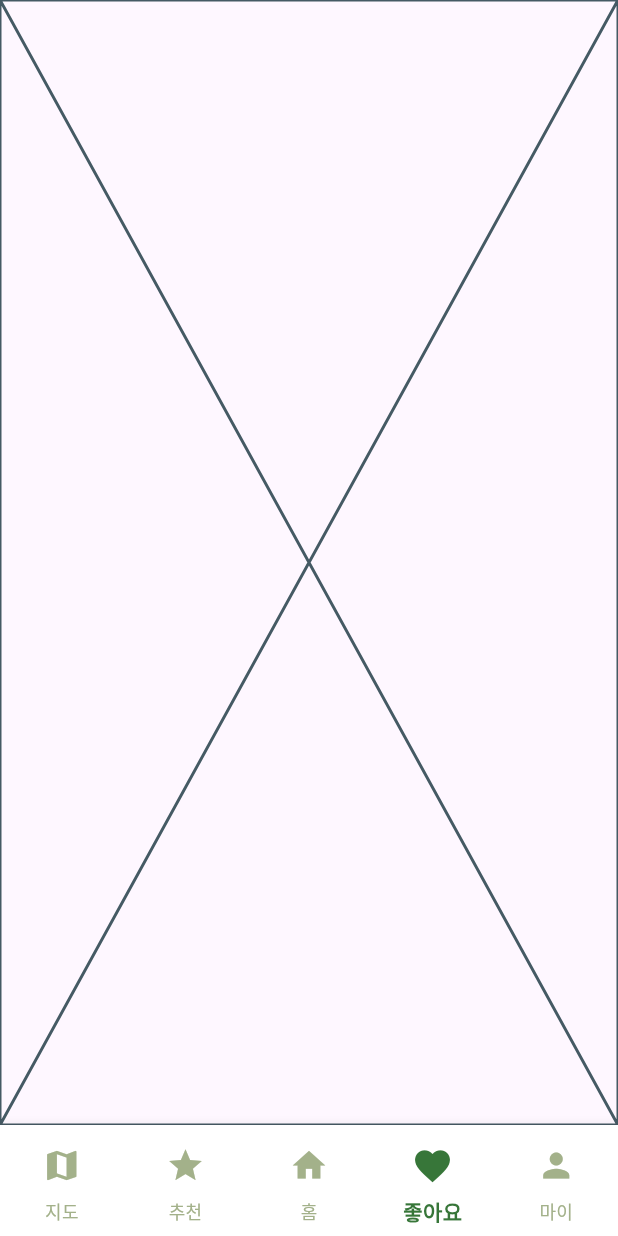
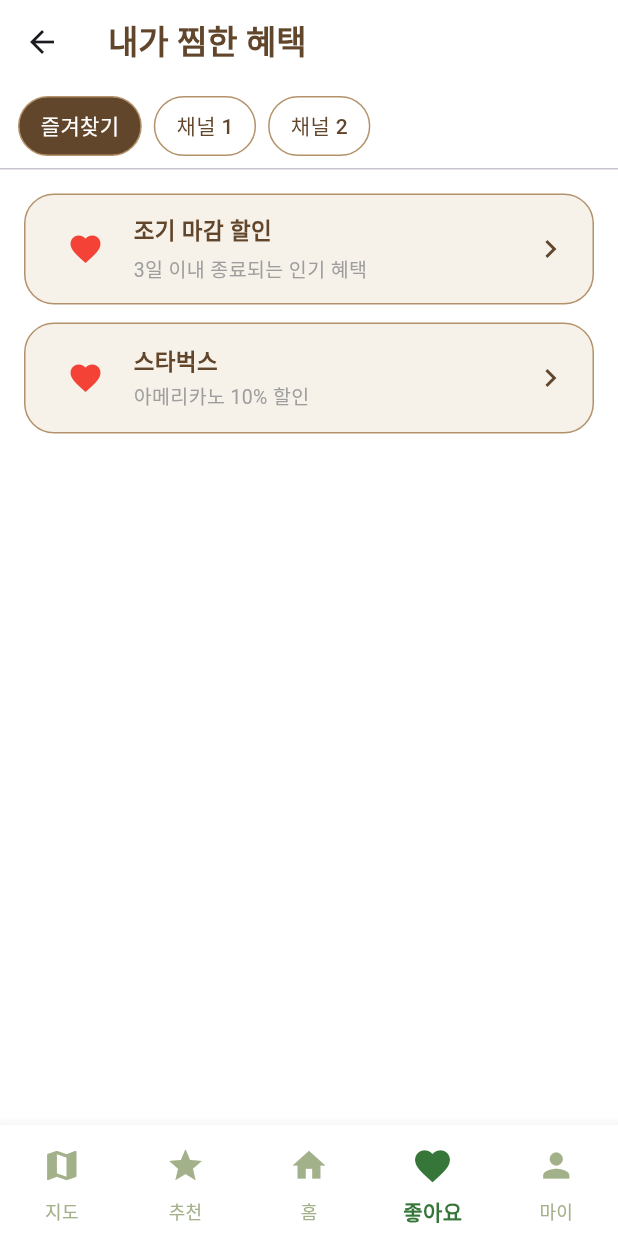
Before and after one commit to kwonsj0825/InfoTree_frontend, a Flutter app: the MainScreen screen opened by its route, item 4 of the bottom bar chosen, on a phone screen of 412 x 824 dp. Run offline on Flutter 3.47's test engine with Material 3 defaults, Android fonts, the phone set to English and light mode, and no system bars; our stand-ins replace flutter_rating_bar, geocoding, google_maps_flutter.

Commit message:
feat: 좋아요 탭 구현

```diff
--- a/lib/models/benefit.dart
+++ b/lib/models/benefit.dart
@@ -62,6 +62,7 @@ final List<Benefit> dummyBenefits = [
     ownerId: 1,
     isPrivate: false,
     categories: ['education'],
+    channelId: 1,
     likes: 0,
     latitude: 37.5665,
     longitude: 126.9780,
@@ -75,6 +76,7 @@ final List<Benefit> dummyBenefits = [
     ownerId: 1,
     isPrivate: false,
     categories: ['finance'],
+    channelId: 2,
     likes: 0,
   ),
   Benefit(
@@ -86,6 +88,7 @@ final List<Benefit> dummyBenefits = [
     ownerId: 1,
     isPrivate: false,
     categories: ['cafe'],
+    channelId: 2,
     likes: 0,
   ),
 ];
--- a/lib/models/user.dart
+++ b/lib/models/user.dart
@@ -34,6 +34,6 @@ User dummyUser = User(
   major: ['컴퓨터공학'],
   channel: [],
   keywords: [],
-  likes: [],
+  likes: [1, 3],
   password: 'pass1234',
 );
--- /dev/null
+++ b/lib/screens/likes_screen.dart
@@ -0,0 +1,176 @@
+import 'package:flutter/material.dart';
+import '../models/benefit.dart';
+import '../models/user.dart';
+import 'benefit_detail_screen.dart';
+
+class LikesScreen extends StatefulWidget {
+  final List<Benefit> allBenefits;
+
+  const LikesScreen({super.key, required this.allBenefits});
+
+  @override
+  State<LikesScreen> createState() => _LikesScreenState();
+}
+
+class _LikesScreenState extends State<LikesScreen> {
+  late List<Benefit> likedBenefits;
+  dynamic selectedChannelId = 'all'; // 기본값: 전체
+  List<dynamic> channelIds = [];
+
+  @override
+  void initState() {
+    super.initState();
+    likedBenefits = widget.allBenefits
+        .where((b) => dummyUser.likes.contains(b.id))
+        .toList();
+
+    // 중복 없이 channelId 모으기
+    final uniqueIds = likedBenefits
+        .map((b) => b.channelId)
+        .where((id) => id != null)
+        .toSet()
+        .toList();
+    channelIds = ['all', ...uniqueIds]; // 'all' 포함
+  }
+
+  void _unlike(Benefit benefit) {
+    setState(() {
+      dummyUser.likes.remove(benefit.id);
+      likedBenefits.removeWhere((b) => b.id == benefit.id);
+    });
+  }
+
+  @override
+  Widget build(BuildContext context) {
+    final filtered = selectedChannelId == 'all'
+        ? likedBenefits
+        : likedBenefits.where((b) => b.channelId == selectedChannelId).toList();
+
+    return Scaffold(
+      backgroundColor: Colors.white,
+      appBar: AppBar(
+        title: const Text(
+          '내가 찜한 혜택',
+          style: TextStyle(
+            color: Color(0xFF62462B),
+            fontSize: 22,
+            fontWeight: FontWeight.bold,
+          ),
+        ),
+        backgroundColor: Colors.white,
+      ),
+      body: Column(
+        children: [
+          // 상단 필터 바
+          Container(
+            height: 40,
+            margin: const EdgeInsets.symmetric(vertical: 8),
+            padding: const EdgeInsets.symmetric(horizontal: 12),
+            child: ListView.separated(
+              scrollDirection: Axis.horizontal,
+              itemCount: channelIds.length,
+              separatorBuilder: (_, __) => const SizedBox(width: 8),
+              itemBuilder: (context, index) {
+                final id = channelIds[index];
+                final isSelected = selectedChannelId == id;
+
+                return GestureDetector(
+                  onTap: () {
+                    setState(() => selectedChannelId = id);
+                  },
+                  child: Container(
+                    padding: const EdgeInsets.symmetric(horizontal: 14, vertical: 8),
+                    decoration: BoxDecoration(
+                      color: isSelected ? const Color(0xFF62462B) : Colors.white,
+                      borderRadius: BorderRadius.circular(20),
+                      border: Border.all(color: const Color(0xFFB3926B)),
+                    ),
+                    child: Text(
+                      id == 'all' ? '즐겨찾기' : '채널 $id',
+                      style: TextStyle(
+                        color: isSelected ? Colors.white : const Color(0xFF62462B),
+                        fontWeight: FontWeight.w500,
+                      ),
+                    ),
+                  ),
+                );
+              },
+            ),
+          ),
+
+          const Divider(height: 1),
+
+          // 좋아요 리스트
+          Expanded(
+            child: filtered.isEmpty
+                ? const Center(
+              child: Text(
+                '찜한 혜택이 없습니다 😅',
+                style: TextStyle(fontSize: 14, color: Colors.grey),
+              ),
+            )
+                : ListView.builder(
+              padding: const EdgeInsets.all(16),
+              itemCount: filtered.length,
+              itemBuilder: (context, index) {
+                final benefit = filtered[index];
+                return GestureDetector(
+                  onTap: () {
+                    Navigator.push(
+                      context,
+                      MaterialPageRoute(
+                        builder: (_) => BenefitDetailScreen(benefit: benefit),
+                      ),
+                    );
+                  },
+                  child: Container(
+                    margin: const EdgeInsets.only(bottom: 12),
+                    padding: const EdgeInsets.symmetric(horizontal: 16, vertical: 12),
+                    decoration: BoxDecoration(
+                      color: const Color(0xFFF6F1E9),
+                      borderRadius: BorderRadius.circular(20),
+                      border: Border.all(color: const Color(0xFFB3926B)),
+                    ),
+                    child: Row(
+                      children: [
+                        IconButton(
+                          icon: const Icon(Icons.favorite, color: Colors.red),
+                          onPressed: () => _unlike(benefit),
+                        ),
+                        const SizedBox(width: 8),
+                        Expanded(
+                          child: Column(
+                            crossAxisAlignment: CrossAxisAlignment.start,
+                            children: [
+                              Text(
+                                benefit.title,
+                                style: const TextStyle(
+                                  fontSize: 15,
+                                  fontWeight: FontWeight.bold,
+                                  color: Color(0xFF62462B),
+                                ),
+                              ),
+                              const SizedBox(height: 4),
+                              Text(
+                                benefit.description,
+                                style: const TextStyle(
+                                  fontSize: 13,
+                                  color: Colors.grey,
+                                ),
+                              ),
+                            ],
+                          ),
+                        ),
+                        const Icon(Icons.chevron_right, color: Color(0xFF62462B)),
+                      ],
+                    ),
+                  ),
+                );
+              },
+            ),
+          ),
+        ],
+      ),
+    );
+  }
+}
--- a/lib/screens/main_screen.dart
+++ b/lib/screens/main_screen.dart
@@ -2,6 +2,7 @@ import 'package:flutter/material.dart';
 import 'home_screen.dart';
 import 'benefit_map_screen.dart';
 import 'recommend_screen.dart';
+import 'likes_screen.dart';
 import 'mypage_screen.dart';
 import '../models/benefit.dart';
 
@@ -19,7 +20,7 @@ class _MainScreenState extends State<MainScreen> {
     BenefitMapScreen(benefits: dummyBenefits), // 지도
     RecommendScreen(), // 내 혜택
     HomeScreen(),  // 홈
-    Placeholder(), // 내 구독
+    LikesScreen(allBenefits: dummyBenefits), // 좋아요
     MyPageScreen(), // 마이
   ];
 
--- a/pubspec.yaml
+++ b/pubspec.yaml
@@ -13,6 +13,8 @@ dependencies:
     sdk: flutter
   flutter_rating_bar: ^4.0.0
   google_maps_flutter: ^2.5.0
+  geocoding: ^2.1.0
+  intl: ^0.18.1
 
   cupertino_icons: ^1.0.8
 
```
Also changed, not shown: lib/screens/benefit_detail_screen.dart (+123 -12 lines), lib/screens/benefit_map_screen.dart (+4 -3 lines), lib/screens/recommend_screen.dart (+15 -0 lines), pubspec.lock, 37 other files.
